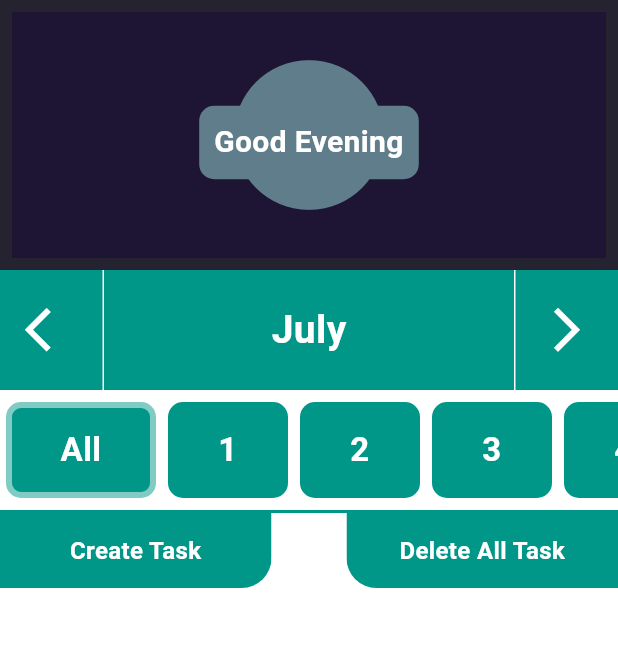
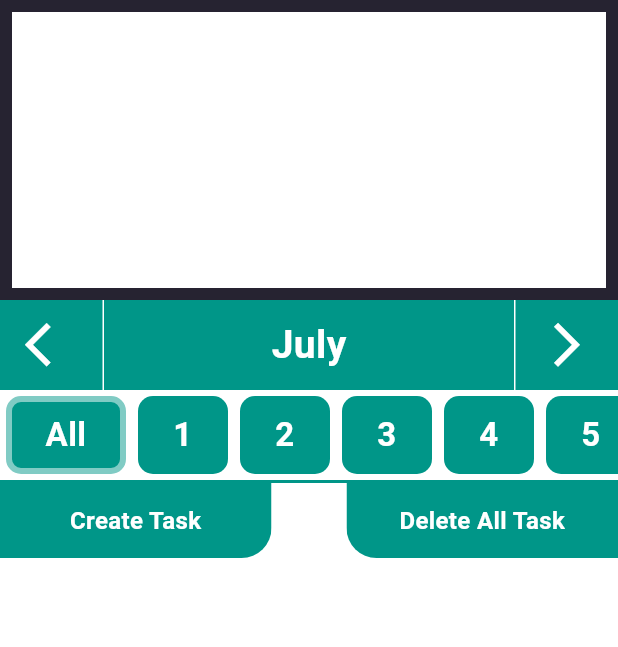
Before and after one commit to tmbmnadim/ToDo-List, a Flutter app: the screen it shows after launch, after a tap on the "arrow forward ios" icon, on a phone screen of 412 x 824 dp, the part 84-731 px from its top. Run offline on Flutter 3.47's test engine with Material 3 defaults, Android fonts, the phone set to English and light mode, and no system bars; our stand-ins replace flutter_easyloading, flutter_riverpod, hive, hive_flutter; accounts and stored records are empty.

Commit message:
ui update

```diff
--- a/lib/View/Home/homepage.dart
+++ b/lib/View/Home/homepage.dart
@@ -68,7 +68,7 @@ class Homepage extends ConsumerWidget {
         child: Column(
           children: [
             Container(
-              height: 180,
+              height: 200,
               width: scrSize.width,
               decoration: BoxDecoration(
                 border: Border.all(
@@ -76,12 +76,12 @@ class Homepage extends ConsumerWidget {
                   width: 8,
                 ),
               ),
-              child: const AnimatedWelcomeBar(
-                height: 180,
-              ),
+              // child: const AnimatedWelcomeBar(
+              //   height: 200,
+              // ),
             ),
             MonthViewer(
-              height: 80,
+              height: 60,
               monthText: DateFormat("LLLL").format(ref.watch(dateState)),
               color: Theme.of(context).primaryColor,
               width: scrSize.width,
@@ -93,7 +93,7 @@ class Homepage extends ConsumerWidget {
               },
             ),
             DateListButtons(
-              height: 80,
+              height: 60,
               width: scrSize.width,
               color: Theme.of(context).primaryColor,
               borderColor: Theme.of(context).primaryColorLight,
--- a/lib/View/widgets/animated_welcome_bar.dart
+++ b/lib/View/widgets/animated_welcome_bar.dart
@@ -22,7 +22,6 @@ class _AnimatedWelcomeBarState extends State<AnimatedWelcomeBar>
   late Animation inAnimation;
   late Animation rotationAnime;
   bool isItMorning = true;
-  Duration duration = const Duration(seconds: 1);
   Timer? timer;
 
   @override
@@ -50,8 +49,8 @@ class _AnimatedWelcomeBarState extends State<AnimatedWelcomeBar>
   @override
   Widget build(BuildContext context) {
     Size scrSize = MediaQuery.of(context).size;
-    Timer.periodic(duration, (timer) {
-      if (isMorning(TimeOfDay.now()) && !isItMorning) {
+    Timer.periodic(const Duration(seconds: 3), (timer) {
+      if (isMorning(TimeOfDay.now())) {
         inAnimation = Tween<double>(begin: 0, end: 2).animate(
           CurvedAnimation(
             parent: dayNightAnimeController,
@@ -63,7 +62,7 @@ class _AnimatedWelcomeBarState extends State<AnimatedWelcomeBar>
           isItMorning = true;
           setState(() {});
         }
-      } else if (isItMorning) {
+      } else {
         inAnimation = Tween<double>(begin: 0, end: 2).animate(
           CurvedAnimation(
             parent: dayNightAnimeController,
@@ -77,12 +76,14 @@ class _AnimatedWelcomeBarState extends State<AnimatedWelcomeBar>
         }
       }
 
+      Future.delayed(const Duration(seconds: 2)).whenComplete(() {
         inAnimation = Tween<double>(begin: -2, end: 0).animate(
           CurvedAnimation(
             parent: dayNightAnimeController,
             curve: Curves.easeInOut,
           ),
         );
+      });
     });
     return AnimatedBuilder(
       animation: dayNightAnimeController,
--- a/lib/View/widgets/date_list.dart
+++ b/lib/View/widgets/date_list.dart
@@ -38,10 +38,7 @@ class _DateListButtonsState extends State<DateListButtons> {
           if(index == 0){
             if (selectedIndex == index) {
               return Padding(
-                padding: const EdgeInsets.symmetric(
-                  vertical: 8,
-                  horizontal: 4,
-                ),
+                padding: const EdgeInsets.all(4.0),
                 child: CustomTextButton(
                   text: "All",
                   width: widget.height + 20,
@@ -59,7 +56,7 @@ class _DateListButtonsState extends State<DateListButtons> {
               );
             } else {
               return Padding(
-                padding: const EdgeInsets.symmetric(horizontal: 4, vertical: 8),
+                padding: const EdgeInsets.all(4.0),
                 child: CustomTextButton(
                   text: "All",
                   width: widget.height,
@@ -77,10 +74,7 @@ class _DateListButtonsState extends State<DateListButtons> {
           } else{
             if (selectedIndex == index) {
               return Padding(
-                padding: const EdgeInsets.symmetric(
-                  vertical: 8,
-                  horizontal: 4,
-                ),
+                padding: const EdgeInsets.all(4.0),
                 child: CustomTextButton(
                   text: "$index",
                   width: widget.height + 20,
@@ -98,7 +92,7 @@ class _DateListButtonsState extends State<DateListButtons> {
               );
             } else {
               return Padding(
-                padding: const EdgeInsets.symmetric(horizontal: 4, vertical: 8),
+                padding: const EdgeInsets.all(4.0),
                 child: CustomTextButton(
                   text: "$index",
                   width: widget.height,
```
Also changed, not shown: pubspec.lock. Lines whose indentation alone changed are shown as unchanged.
